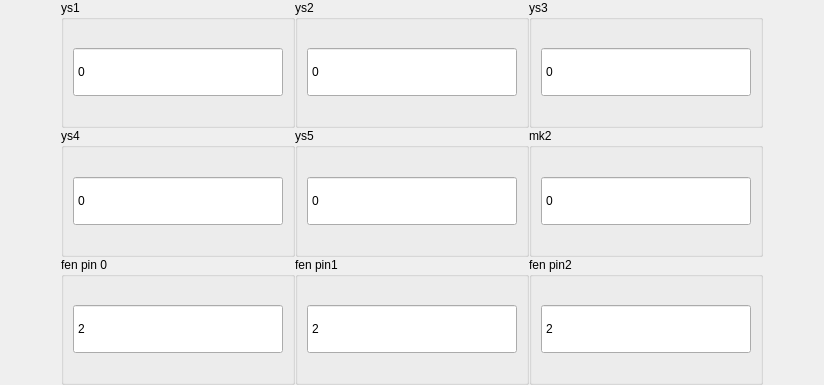
Old version of the form mpsobasewdt.ui in the repository yuanjinxin123/shenglei.
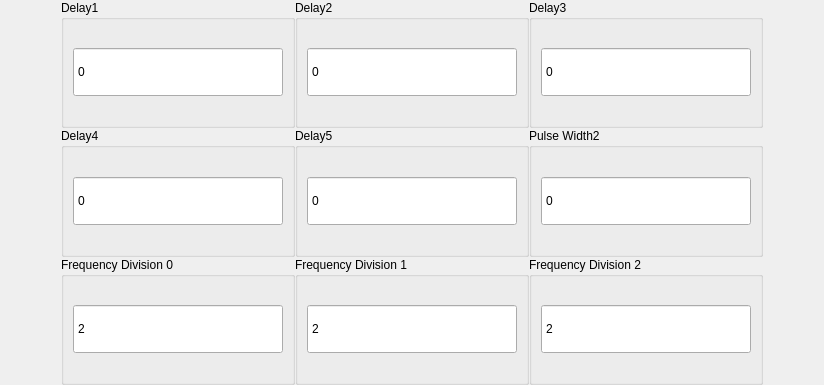
New version of the form.

```diff
--- a/mpsobasewdt.ui
+++ b/mpsobasewdt.ui
@@ -48,7 +48,7 @@
          <item row="0" column="0">
           <widget class="QGroupBox" name="groupBox_5">
            <property name="title">
-            <string>ys1</string>
+            <string>Delay1</string>
            </property>
            <layout class="QGridLayout" name="gridLayout_6">
             <item row="0" column="0">
@@ -79,7 +79,7 @@
          <item row="0" column="1">
           <widget class="QGroupBox" name="groupBox_6">
            <property name="title">
-            <string>ys2</string>
+            <string>Delay2</string>
            </property>
            <layout class="QGridLayout" name="gridLayout_7">
             <item row="0" column="0">
@@ -110,7 +110,7 @@
          <item row="0" column="2">
           <widget class="QGroupBox" name="groupBox_7">
            <property name="title">
-            <string>ys3</string>
+            <string>Delay3</string>
            </property>
            <layout class="QGridLayout" name="gridLayout_8">
             <item row="0" column="0">
@@ -141,7 +141,7 @@
          <item row="1" column="0">
           <widget class="QGroupBox" name="groupBox_8">
            <property name="title">
-            <string>ys4</string>
+            <string>Delay4</string>
            </property>
            <layout class="QGridLayout" name="gridLayout_9">
             <item row="0" column="0">
@@ -172,7 +172,7 @@
          <item row="1" column="1">
           <widget class="QGroupBox" name="groupBox_9">
            <property name="title">
-            <string>ys5</string>
+            <string>Delay5</string>
            </property>
            <layout class="QGridLayout" name="gridLayout_10">
             <item row="0" column="0">
@@ -203,7 +203,7 @@
          <item row="1" column="2">
           <widget class="QGroupBox" name="groupBox">
            <property name="title">
-            <string>mk2</string>
+            <string>Pulse Width2</string>
            </property>
            <layout class="QGridLayout" name="gridLayout_2">
             <item row="0" column="0">
@@ -234,7 +234,7 @@
          <item row="2" column="0">
           <widget class="QGroupBox" name="groupBox_2">
            <property name="title">
-            <string>fen pin 0</string>
+            <string>Frequency Division 0</string>
            </property>
            <layout class="QGridLayout" name="gridLayout">
             <item row="0" column="0">
@@ -268,7 +268,7 @@
          <item row="2" column="1">
           <widget class="QGroupBox" name="groupBox_3">
            <property name="title">
-            <string>fen pin1</string>
+            <string>Frequency Division 1</string>
            </property>
            <layout class="QGridLayout" name="gridLayout_3">
             <item row="0" column="0">
@@ -302,7 +302,7 @@
          <item row="2" column="2">
           <widget class="QGroupBox" name="groupBox_4">
            <property name="title">
-            <string>fen pin2</string>
+            <string>Frequency Division 2</string>
            </property>
            <layout class="QGridLayout" name="gridLayout_4">
             <item row="0" column="0">
```
